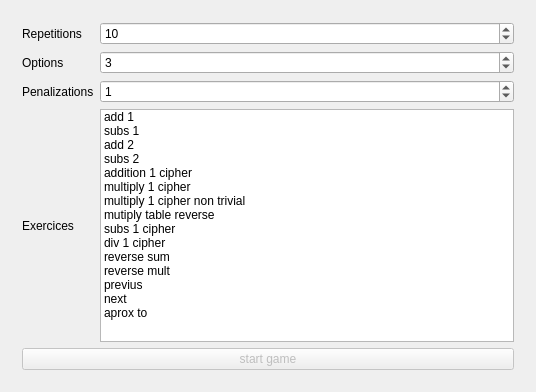
This is math_practice.ui in jleahred/kids-math-practice as Qt 5 draws it before an edit. The edited form follows.
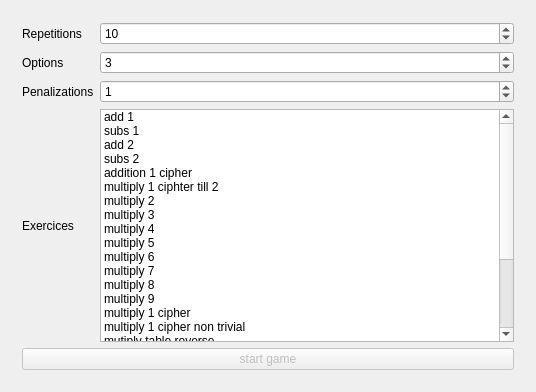
This is the edited form. Custom widgets are drawn as their Qt base class.

Commit message: Multiplication tables added

The edit to the form file:
```diff
--- a/math_practice.ui
+++ b/math_practice.ui
@@ -144,6 +144,78 @@
             <enum>Unchecked</enum>
            </property>
           </item>
+          <item>
+           <property name="text">
+            <string>multiply 1 ciphter till 2</string>
+           </property>
+           <property name="checkState">
+            <enum>Unchecked</enum>
+           </property>
+          </item>
+          <item>
+           <property name="text">
+            <string>multiply 2</string>
+           </property>
+           <property name="checkState">
+            <enum>Unchecked</enum>
+           </property>
+          </item>
+          <item>
+           <property name="text">
+            <string>multiply 3</string>
+           </property>
+           <property name="checkState">
+            <enum>Unchecked</enum>
+           </property>
+          </item>
+          <item>
+           <property name="text">
+            <string>multiply 4</string>
+           </property>
+           <property name="checkState">
+            <enum>Unchecked</enum>
+           </property>
+          </item>
+          <item>
+           <property name="text">
+            <string>multiply 5</string>
+           </property>
+           <property name="checkState">
+            <enum>Unchecked</enum>
+           </property>
+          </item>
+          <item>
+           <property name="text">
+            <string>multiply 6</string>
+           </property>
+           <property name="checkState">
+            <enum>Unchecked</enum>
+           </property>
+          </item>
+          <item>
+           <property name="text">
+            <string>multiply 7</string>
+           </property>
+           <property name="checkState">
+            <enum>Unchecked</enum>
+           </property>
+          </item>
+          <item>
+           <property name="text">
+            <string>multiply 8</string>
+           </property>
+           <property name="checkState">
+            <enum>Unchecked</enum>
+           </property>
+          </item>
+          <item>
+           <property name="text">
+            <string>multiply 9</string>
+           </property>
+           <property name="checkState">
+            <enum>Unchecked</enum>
+           </property>
+          </item>
           <item>
            <property name="text">
             <string>multiply 1 cipher</string>
```
The commit also changes 2 other files.
